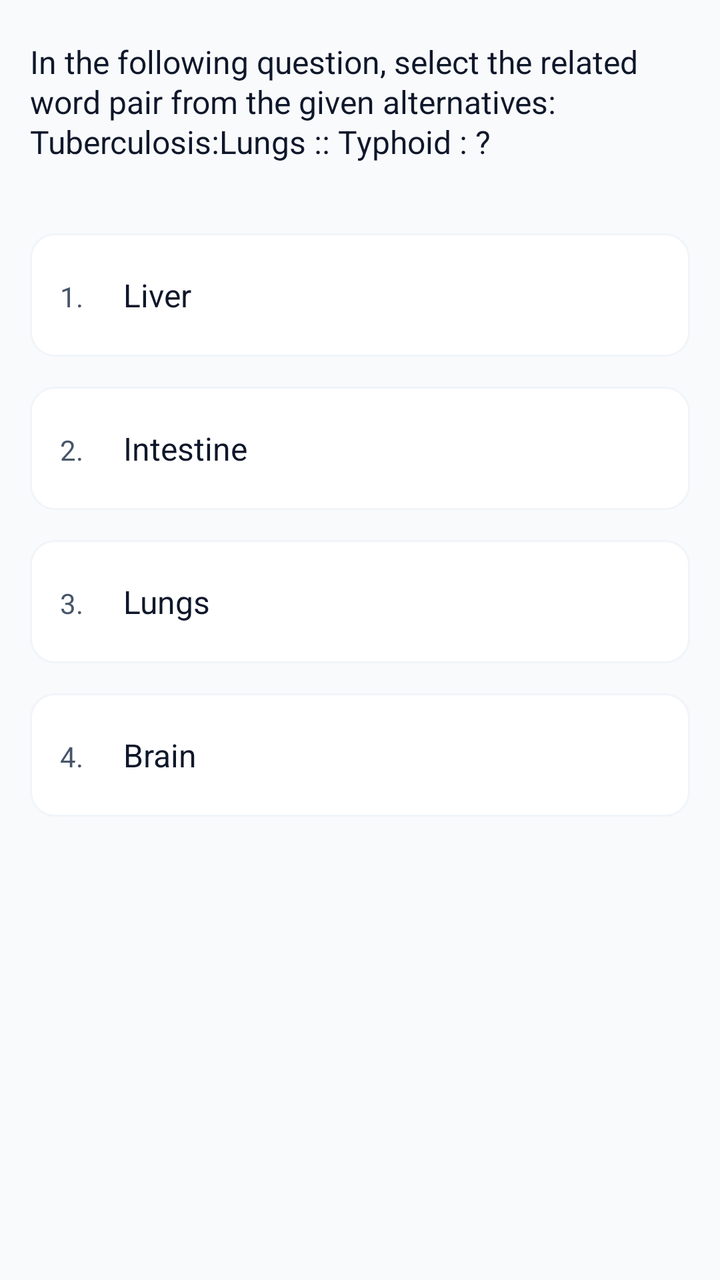
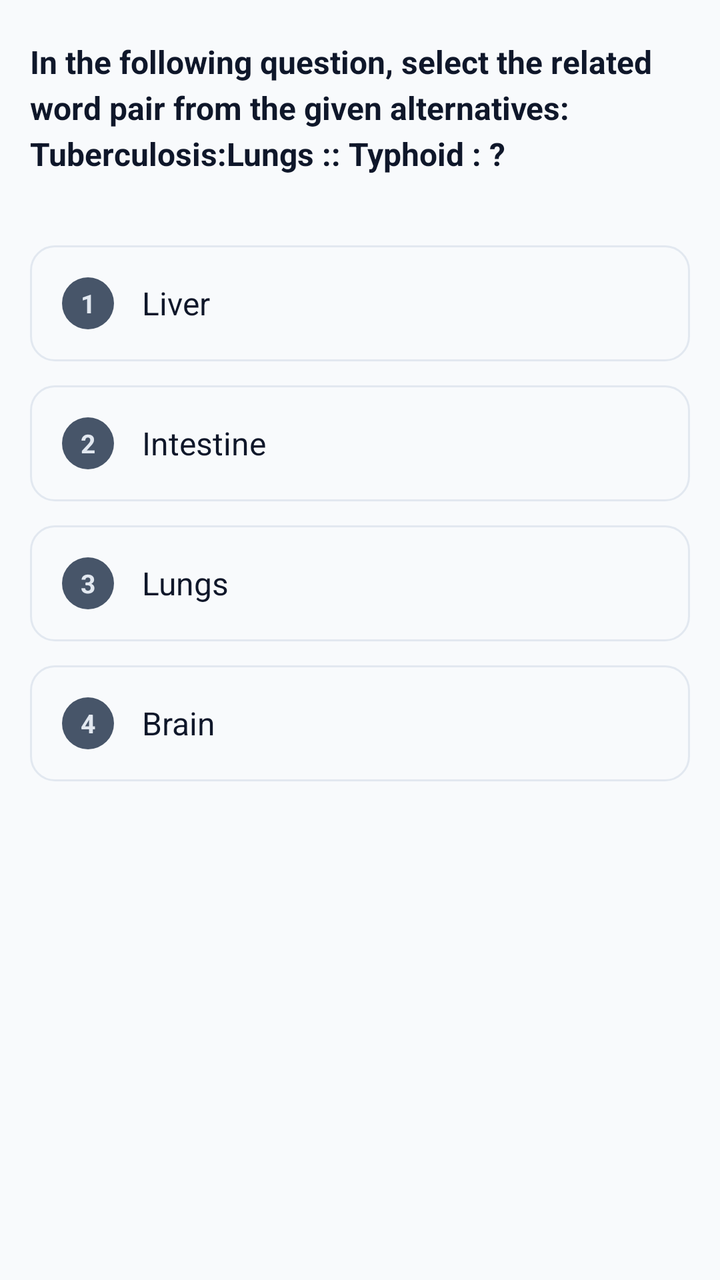

Two renders of the same Android screen: before a commit and after it. Below are the layout's source before the change and the commit's diff.
<!-- AndroidManifest.xml: application theme Theme.TestMaster -->
<!-- res/layout/fragment_question.xml -->
<?xml version="1.0" encoding="utf-8"?>
<FrameLayout xmlns:android="http://schemas.android.com/apk/res/android"
    xmlns:tools="http://schemas.android.com/tools"
    android:layout_width="match_parent"
    android:layout_height="match_parent"
    android:background="@color/background"
    tools:context=".fragments.FragmentQuestion">

    <LinearLayout
        android:layout_width="match_parent"
        android:layout_height="match_parent"
        android:orientation="vertical">

        <ScrollView
            android:layout_width="match_parent"
            android:layout_height="wrap_content"
            android:clipToPadding="false"
            android:paddingBottom="100dp"
            android:layout_weight="1">
            <LinearLayout
                android:layout_width="match_parent"
                android:layout_height="wrap_content"
                android:orientation="vertical">

                <TextView
                    android:id="@+id/tv_question"
                    android:layout_width="match_parent"
                    android:layout_height="wrap_content"
                    android:lineHeight="20dp"
                    android:paddingHorizontal="15dp"
                    android:paddingVertical="20dp"
                    android:text="@string/question"
                    android:textColor="@color/text_primary"
                    android:textSize="16sp" />

                <LinearLayout
                    android:id="@+id/option_a"
                    android:layout_width="match_parent"
                    android:layout_height="wrap_content"
                    android:paddingHorizontal="15dp"
                    android:background="@drawable/box_outline"
                    android:layout_marginBottom="15dp"
                    android:layout_marginTop="15dp"
                    android:layout_marginHorizontal="15dp"
                    android:paddingVertical="20dp">
                    <TextView
                        android:layout_width="wrap_content"
                        android:layout_height="wrap_content"
                        android:text="1."
                        android:textColor="@color/text_secondary"/>
                    <TextView
                        android:id="@+id/tv_option_a"
                        android:layout_width="wrap_content"
                        android:layout_height="wrap_content"
                        android:text="Liver"
                        android:textColor="@color/text_primary"
                        android:layout_marginStart="20dp"
                        android:textSize="16sp"/>

                </LinearLayout>
                <LinearLayout
                    android:id="@+id/option_b"
                    android:layout_width="match_parent"
                    android:layout_height="wrap_content"
                    android:paddingHorizontal="15dp"
                    android:layout_marginHorizontal="15dp"
                    android:background="@drawable/box_outline"
                    android:layout_marginBottom="15dp"
                    android:paddingVertical="20dp">
                    <TextView
                        android:layout_width="wrap_content"
                        android:layout_height="wrap_content"
                        android:text="2."
                        android:textColor="@color/text_secondary"/>
                    <TextView
                        android:id="@+id/tv_option_b"
                        android:layout_width="wrap_content"
                        android:layout_height="wrap_content"
                        android:text="Intestine"
                        android:textColor="@color/text_primary"
                        android:layout_marginStart="20dp"
                        android:textSize="16sp"/>
                </LinearLayout>
                <LinearLayout
                    android:id="@+id/option_c"
                    android:layout_width="match_parent"
                    android:layout_height="wrap_content"
                    android:paddingHorizontal="15dp"
                    android:background="@drawable/box_outline"
                    android:layout_marginBottom="15dp"
                    android:layout_marginHorizontal="15dp"
                    android:paddingVertical="20dp">
                    <TextView
                        android:layout_width="wrap_content"
                        android:layout_height="wrap_content"
                        android:text="3."
                        android:textColor="@color/text_secondary"/>
                    <TextView
                        android:id="@+id/tv_option_c"
                        android:layout_width="wrap_content"
                        android:layout_height="wrap_content"
                        android:text="Lungs"
                        android:textColor="@color/text_primary"
                        android:layout_marginStart="20dp"
                        android:textSize="16sp"/>
                </LinearLayout>
                <LinearLayout
                    android:id="@+id/option_d"
                    android:layout_width="match_parent"
                    android:layout_height="wrap_content"
                    android:paddingHorizontal="15dp"
                    android:background="@drawable/box_outline"
                    android:layout_marginBottom="15dp"
                    android:layout_marginHorizontal="15dp"
                    android:paddingVertical="20dp">
                    <TextView
                        android:layout_width="wrap_content"
                        android:layout_height="wrap_content"
                        android:text="4."
                        android:textColor="@color/text_secondary"/>
                    <TextView
                        android:id="@+id/tv_option_d"
                        android:layout_width="wrap_content"
                        android:layout_height="wrap_content"
                        android:text="Brain"
                        android:textColor="@color/text_primary"
                        android:layout_marginStart="20dp"
                        android:textSize="16sp"/>
                </LinearLayout>
            </LinearLayout>
        </ScrollView>

    </LinearLayout>
</FrameLayout>
<!-- resources referenced by this layout -->
<resources>
  <color name="background">#F8FAFC</color>
  <color name="text_primary">#0F172A</color>
  <color name="text_secondary">#475569</color>
  <!-- drawable box_outline (drawable) -->
  <?xml version="1.0" encoding="utf-8"?>
  <shape xmlns:android="http://schemas.android.com/apk/res/android">
      <stroke
          android:width="1dp"
          android:color="@color/gray" />
      <corners android:radius="12dp" />
      <solid android:color="@color/white" />
  </shape>
  <string name="question">In the following question, select the related word pair from the given alternatives: \nTuberculosis:Lungs :: Typhoid : ?</string>
  <style name="Theme.TestMaster" parent="Base.Theme.TestMaster" />
  <color name="gray">#F1F5F9</color>
  <color name="white">#FFFFFFFF</color>
  <style name="Base.Theme.TestMaster" parent="Theme.Material3.DayNight.NoActionBar">
          
          <item name="colorPrimary">@color/primary</item>
          <item name="colorOnPrimary">@color/onPrimary</item>
          <item name="colorPrimaryContainer">@color/primaryContainer</item>
          <item name="colorOnPrimaryContainer">@color/onPrimaryContainer</item>
  
          <item name="colorSecondary">@color/secondary</item>
          <item name="colorOnSecondary">@color/onSecondary</item>
          <item name="colorSecondaryContainer">@color/secondaryContainer</item>
          <item name="colorOnSecondaryContainer">@color/onSecondaryContainer</item>
  
          
          <item name="android:windowBackground">@color/background</item>
          <item name="colorSurface">@color/surface</item>
          <item name="colorOnSurface">@color/onSurface</item>
          <item name="colorSurfaceVariant">@color/surfaceVariant</item>
          <item name="colorOnSurfaceVariant">@color/onSurfaceVariant</item>
          <item name="colorOutline">@color/outline</item>
  
          
          <item name="colorError">@color/error</item>
          <item name="colorOnError">@color/onError</item>
          <item name="colorErrorContainer">@color/errorContainer</item>
          <item name="colorOnErrorContainer">@color/onErrorContainer</item>
  
          
          <item name="android:statusBarColor">@color/surface</item>
          <item name="android:windowLightStatusBar">true</item>
      </style>
  <color name="primary">#059669</color>
  <color name="onPrimary">#FFFFFF</color>
  <color name="primaryContainer">#D1FAE5</color>
  <color name="onPrimaryContainer">#064E3B</color>
  <color name="secondary">#64748B</color>
  <color name="onSecondary">#FFFFFF</color>
  <color name="secondaryContainer">#F1F5F9</color>
  <color name="onSecondaryContainer">#0F172A</color>
  <color name="surface">#FFFFFF</color>
  <color name="onSurface">#0F172A</color>
  <color name="surfaceVariant">#E2E8F0</color>
  <color name="onSurfaceVariant">#475569</color>
  <color name="outline">#94A3B8</color>
  <color name="error">#EF4444</color>
  <color name="onError">#FFFFFF</color>
  <color name="errorContainer">#FEE2E2</color>
  <color name="onErrorContainer">#991B1B</color>
</resources>

<!-- the commit's change to res/layout/fragment_question.xml (unified diff, before → after) -->
@@ -1,5 +1,6 @@
 <?xml version="1.0" encoding="utf-8"?>
 <FrameLayout xmlns:android="http://schemas.android.com/apk/res/android"
+    xmlns:app="http://schemas.android.com/apk/res-auto"
     xmlns:tools="http://schemas.android.com/tools"
     android:layout_width="match_parent"
     android:layout_height="match_parent"
@@ -14,9 +15,10 @@
         <ScrollView
             android:layout_width="match_parent"
             android:layout_height="wrap_content"
+            android:layout_weight="1"
             android:clipToPadding="false"
-            android:paddingBottom="100dp"
-            android:layout_weight="1">
+            android:paddingBottom="100dp">
+
             <LinearLayout
                 android:layout_width="match_parent"
                 android:layout_height="wrap_content"
@@ -26,106 +28,145 @@
                     android:id="@+id/tv_question"
                     android:layout_width="match_parent"
                     android:layout_height="wrap_content"
-                    android:lineHeight="20dp"
+                    android:lineSpacingExtra="4sp"
                     android:paddingHorizontal="15dp"
                     android:paddingVertical="20dp"
                     android:text="@string/question"
-                    android:textColor="@color/text_primary"
-                    android:textSize="16sp" />
+                    android:textColor="@color/onSurface"
+                    android:textSize="16sp"
+                    android:textStyle="bold" />
 
                 <LinearLayout
                     android:id="@+id/option_a"
                     android:layout_width="match_parent"
                     android:layout_height="wrap_content"
-                    android:paddingHorizontal="15dp"
+                    android:layout_marginHorizontal="15dp"
+                    android:layout_marginTop="15dp"
+                    android:layout_marginBottom="12dp"
                     android:background="@drawable/box_outline"
-                    android:layout_marginBottom="15dp"
-                    android:layout_marginTop="15dp"
-                    android:layout_marginHorizontal="15dp"
-                    android:paddingVertical="20dp">
+                    android:clickable="true"
+                    android:focusable="true"
+                    android:gravity="center_vertical"
+                    android:padding="16dp">
+
                     <TextView
-                        android:layout_width="wrap_content"
-                        android:layout_height="wrap_content"
-                        android:text="1."
-                        android:textColor="@color/text_secondary"/>
+                        android:layout_width="26dp"
+                        android:layout_height="26dp"
+                        android:background="@drawable/bg_circle_on_surface"
+                        android:gravity="center"
+                        android:text="1"
+                        android:textColor="@color/surfaceVariant"
+                        android:textSize="13sp"
+                        android:textStyle="bold" />
+
                     <TextView
                         android:id="@+id/tv_option_a"
-                        android:layout_width="wrap_content"
+                        android:layout_width="0dp"
                         android:layout_height="wrap_content"
+                        android:layout_marginStart="14dp"
+                        android:layout_weight="1"
                         android:text="Liver"
-                        android:textColor="@color/text_primary"
-                        android:layout_marginStart="20dp"
-                        android:textSize="16sp"/>
+                        android:textColor="@color/onSurface"
+                        android:textSize="16sp" />
+                </LinearLayout>
 
-                </LinearLayout>
                 <LinearLayout
                     android:id="@+id/option_b"
                     android:layout_width="match_parent"
                     android:layout_height="wrap_content"
-                    android:paddingHorizontal="15dp"
                     android:layout_marginHorizontal="15dp"
+                    android:layout_marginBottom="12dp"
                     android:background="@drawable/box_outline"
-                    android:layout_marginBottom="15dp"
-                    android:paddingVertical="20dp">
+                    android:clickable="true"
+                    android:focusable="true"
+                    android:gravity="center_vertical"
+                    android:padding="16dp">
+
                     <TextView
-                        android:layout_width="wrap_content"
-                        android:layout_height="wrap_content"
-                        android:text="2."
-                        android:textColor="@color/text_secondary"/>
+                        android:layout_width="26dp"
+                        android:layout_height="26dp"
+                        android:background="@drawable/bg_circle_on_surface"
+                        android:gravity="center"
+                        android:text="2"
+                        android:textColor="@color/surfaceVariant"
+                        android:textSize="13sp"
+                        android:textStyle="bold" />
+
                     <TextView
                         android:id="@+id/tv_option_b"
-                        android:layout_width="wrap_content"
+                        android:layout_width="0dp"
                         android:layout_height="wrap_content"
+                        android:layout_marginStart="14dp"
+                        android:layout_weight="1"
                         android:text="Intestine"
-                        android:textColor="@color/text_primary"
-                        android:layout_marginStart="20dp"
-                        android:textSize="16sp"/>
+                        android:textColor="@color/onSurface"
+                        android:textSize="16sp" />
                 </LinearLayout>
+
                 <LinearLayout
                     android:id="@+id/option_c"
                     android:layout_width="match_parent"
                     android:layout_height="wrap_content"
-                    android:paddingHorizontal="15dp"
+                    android:layout_marginHorizontal="15dp"
+                    android:layout_marginBottom="12dp"
                     android:background="@drawable/box_outline"
-                    android:layout_marginBottom="15dp"
-                    android:layout_marginHorizontal="15dp"
-                    android:paddingVertical="20dp">
+                    android:clickable="true"
+                    android:focusable="true"
+                    android:gravity="center_vertical"
+                    android:padding="16dp">
+
                     <TextView
-                        android:layout_width="wrap_content"
-                        android:layout_height="wrap_content"
-                        android:text="3."
-                        android:textColor="@color/text_secondary"/>
+                        android:layout_width="26dp"
+                        android:layout_height="26dp"
+                        android:background="@drawable/bg_circle_on_surface"
+                        android:gravity="center"
+                        android:text="3"
+                        android:textColor="@color/surfaceVariant"
+                        android:textSize="13sp"
+                        android:textStyle="bold" />
+
                     <TextView
                         android:id="@+id/tv_option_c"
-                        android:layout_width="wrap_content"
+                        android:layout_width="0dp"
                         android:layout_height="wrap_content"
+                        android:layout_marginStart="14dp"
+                        android:layout_weight="1"
                         android:text="Lungs"
-                        android:textColor="@color/text_primary"
-                        android:layout_marginStart="20dp"
-                        android:textSize="16sp"/>
+                        android:textColor="@color/onSurface"
+                        android:textSize="16sp" />
                 </LinearLayout>
+
                 <LinearLayout
                     android:id="@+id/option_d"
                     android:layout_width="match_parent"
                     android:layout_height="wrap_content"
-                    android:paddingHorizontal="15dp"
+                    android:layout_marginHorizontal="15dp"
+                    android:layout_marginBottom="12dp"
                     android:background="@drawable/box_outline"
-                    android:layout_marginBottom="15dp"
-                    android:layout_marginHorizontal="15dp"
-                    android:paddingVertical="20dp">
+                    android:clickable="true"
+                    android:focusable="true"
+                    android:gravity="center_vertical"
+                    android:padding="16dp">
+
                     <TextView
-                        android:layout_width="wrap_content"
-                        android:layout_height="wrap_content"
-                        android:text="4."
-                        android:textColor="@color/text_secondary"/>
+                        android:layout_width="26dp"
+                        android:layout_height="26dp"
+                        android:background="@drawable/bg_circle_on_surface"
+                        android:gravity="center"
+                        android:text="4"
+                        android:textColor="@color/surfaceVariant"
+                        android:textSize="13sp"
+                        android:textStyle="bold" />
+
                     <TextView
                         android:id="@+id/tv_option_d"
-                        android:layout_width="wrap_content"
+                        android:layout_width="0dp"
                         android:layout_height="wrap_content"
+                        android:layout_marginStart="14dp"
+                        android:layout_weight="1"
                         android:text="Brain"
-                        android:textColor="@color/text_primary"
-                        android:layout_marginStart="20dp"
-                        android:textSize="16sp"/>
+                        android:textColor="@color/onSurface"
+                        android:textSize="16sp" />
                 </LinearLayout>
             </LinearLayout>
         </ScrollView>
<!-- resource entries referenced after the edit -->
@@ -1,8 +1,6 @@
 <!-- resources referenced by this layout -->
 <resources>
   <color name="background">#F8FAFC</color>
-  <color name="text_primary">#0F172A</color>
-  <color name="text_secondary">#475569</color>
   <!-- drawable box_outline (drawable) -->
   <?xml version="1.0" encoding="utf-8"?>
   <shape xmlns:android="http://schemas.android.com/apk/res/android">
@@ -10,12 +8,11 @@
           android:width="1dp"
           android:color="@color/gray" />
       <corners android:radius="12dp" />
-      <solid android:color="@color/white" />
+      <solid android:color="@color/background" />
   </shape>
   <string name="question">In the following question, select the related word pair from the given alternatives: \nTuberculosis:Lungs :: Typhoid : ?</string>
   <style name="Theme.TestMaster" parent="Base.Theme.TestMaster" />
-  <color name="gray">#F1F5F9</color>
-  <color name="white">#FFFFFFFF</color>
+  <color name="gray">#E2E8F0</color>
   <style name="Base.Theme.TestMaster" parent="Theme.Material3.DayNight.NoActionBar">
           
           <item name="colorPrimary">@color/primary</item>
@@ -46,22 +43,28 @@
           <item name="android:statusBarColor">@color/surface</item>
           <item name="android:windowLightStatusBar">true</item>
       </style>
-  <color name="primary">#059669</color>
-  <color name="onPrimary">#FFFFFF</color>
-  <color name="primaryContainer">#D1FAE5</color>
-  <color name="onPrimaryContainer">#064E3B</color>
+  <color name="primary">#FFFFFF</color>
+  <color name="onPrimary">#0F172A</color>
+  <color name="primaryContainer">#F1F5F9</color>
+  <color name="onPrimaryContainer">#0F172A</color>
   <color name="secondary">#64748B</color>
   <color name="onSecondary">#FFFFFF</color>
-  <color name="secondaryContainer">#F1F5F9</color>
+  <color name="secondaryContainer">#E2E8F0</color>
   <color name="onSecondaryContainer">#0F172A</color>
   <color name="surface">#FFFFFF</color>
   <color name="onSurface">#0F172A</color>
   <color name="surfaceVariant">#E2E8F0</color>
+  <!-- drawable bg_circle_on_surface (drawable) -->
+  <?xml version="1.0" encoding="utf-8"?>
+  <shape xmlns:android="http://schemas.android.com/apk/res/android"
+      android:shape="oval">
+      <solid android:color="@color/onSurfaceVariant" />
+  </shape>
   <color name="onSurfaceVariant">#475569</color>
   <color name="outline">#94A3B8</color>
-  <color name="error">#EF4444</color>
+  <color name="error">#DC2626</color>
   <color name="onError">#FFFFFF</color>
   <color name="errorContainer">#FEE2E2</color>
-  <color name="onErrorContainer">#991B1B</color>
+  <color name="onErrorContainer">#7F1D1D</color>
 </resources>
 
